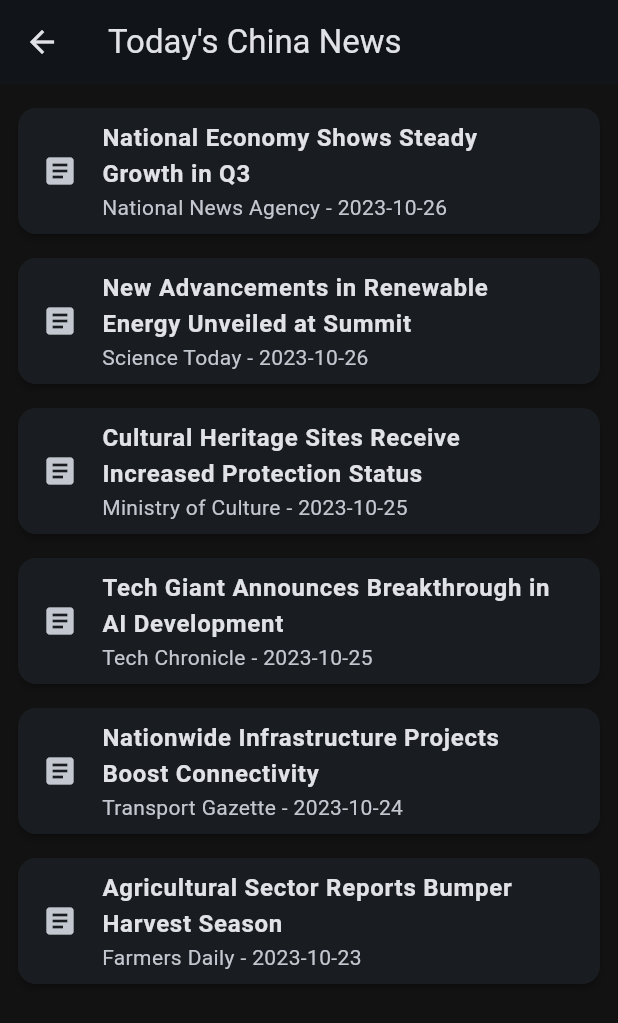
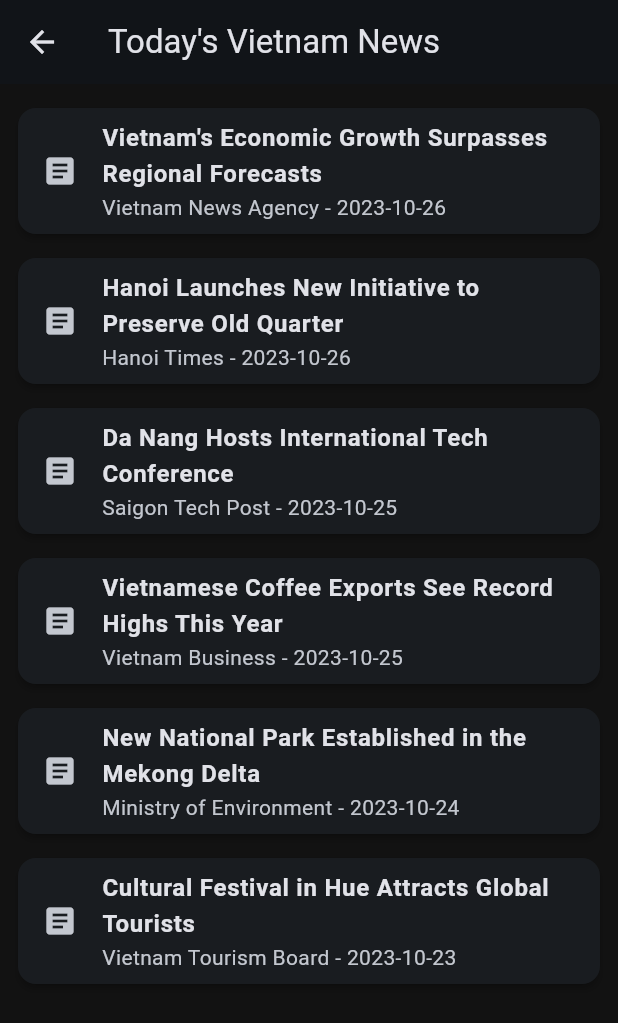
Before and after one commit to could-ai/01984187-8b40-7094-b764-c02460f21847, a Flutter app: the NewsScreen screen opened directly, on a phone screen of 412 x 824 dp. Shown: the top 1023 px of the screen. Run offline on Flutter 3.47's test engine with Material 3 defaults, Android fonts, the phone set to English and light mode, and no system bars.

Commit message:
Update news icon tooltip to 'Vietnam News'; Update news screen to show Vietnam news

```diff
--- a/usr/lib/screens/news_screen.dart
+++ b/usr/lib/screens/news_screen.dart
@@ -4,36 +4,36 @@ import '../models/news_article.dart';
 class NewsScreen extends StatelessWidget {
   const NewsScreen({super.key});
 
-  // Static list of news articles as placeholder data
+  // Static list of news articles as placeholder data for Vietnam
   final List<NewsArticle> _articles = const [
     NewsArticle(
-      title: 'National Economy Shows Steady Growth in Q3',
-      source: 'National News Agency',
+      title: 'Vietnam\'s Economic Growth Surpasses Regional Forecasts',
+      source: 'Vietnam News Agency',
       date: '2023-10-26',
     ),
     NewsArticle(
-      title: 'New Advancements in Renewable Energy Unveiled at Summit',
-      source: 'Science Today',
+      title: 'Hanoi Launches New Initiative to Preserve Old Quarter',
+      source: 'Hanoi Times',
       date: '2023-10-26',
     ),
     NewsArticle(
-      title: 'Cultural Heritage Sites Receive Increased Protection Status',
-      source: 'Ministry of Culture',
+      title: 'Da Nang Hosts International Tech Conference',
+      source: 'Saigon Tech Post',
       date: '2023-10-25',
     ),
     NewsArticle(
-      title: 'Tech Giant Announces Breakthrough in AI Development',
-      source: 'Tech Chronicle',
+      title: 'Vietnamese Coffee Exports See Record Highs This Year',
+      source: 'Vietnam Business',
       date: '2023-10-25',
     ),
     NewsArticle(
-      title: 'Nationwide Infrastructure Projects Boost Connectivity',
-      source: 'Transport Gazette',
+      title: 'New National Park Established in the Mekong Delta',
+      source: 'Ministry of Environment',
       date: '2023-10-24',
     ),
     NewsArticle(
-      title: 'Agricultural Sector Reports Bumper Harvest Season',
-      source: 'Farmers Daily',
+      title: 'Cultural Festival in Hue Attracts Global Tourists',
+      source: 'Vietnam Tourism Board',
       date: '2023-10-23',
     ),
   ];
@@ -42,7 +42,7 @@ class NewsScreen extends StatelessWidget {
   Widget build(BuildContext context) {
     return Scaffold(
       appBar: AppBar(
-        title: const Text('Today\'s China News'),
+        title: const Text('Today\'s Vietnam News'),
       ),
       body: ListView.builder(
         padding: const EdgeInsets.all(8.0),
--- a/usr/lib/screens/password_list_screen.dart
+++ b/usr/lib/screens/password_list_screen.dart
@@ -126,7 +126,7 @@ class _PasswordListScreenState extends State<PasswordListScreen> {
           actions: [
             IconButton(
               icon: const Icon(Icons.article_outlined),
-              tooltip: 'China News',
+              tooltip: 'Vietnam News',
               onPressed: () => _navigateToNews(context),
             ),
           ],
```
